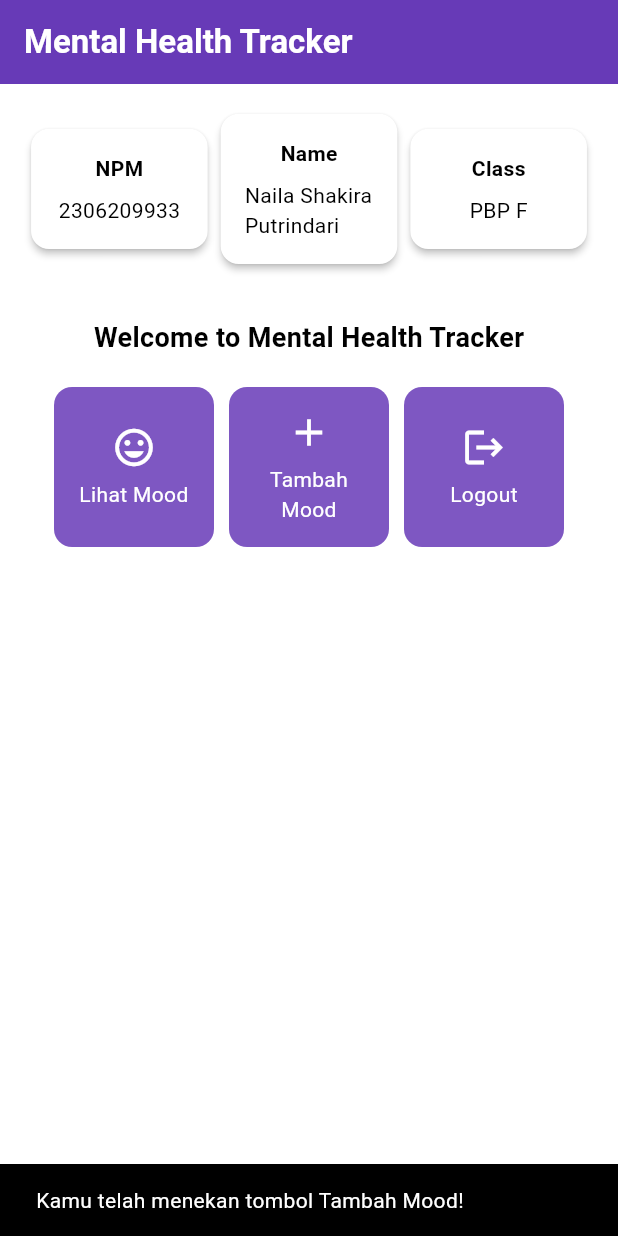
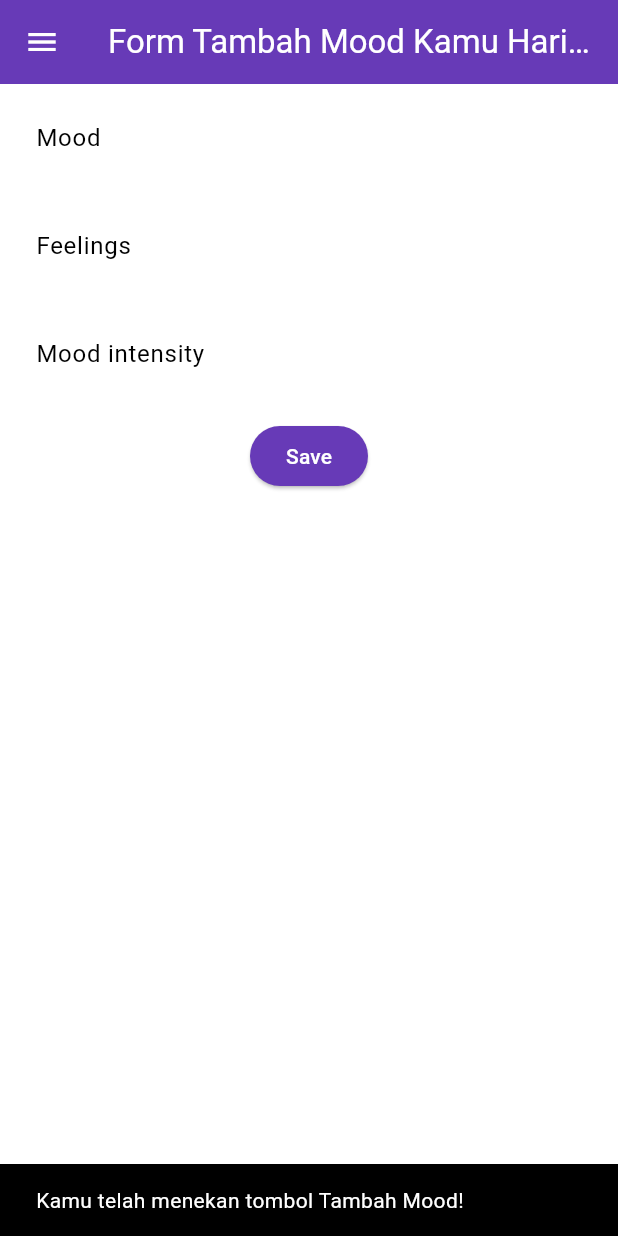
Before and after one commit to nelsha/mental-health-tracker-mobile, a Flutter app: the screen it shows after launch, after a tap on "Tambah Mood", on a phone screen of 412 x 824 dp. Run offline on Flutter 3.47's test engine with Material 3 defaults, Android fonts, the phone set to English and light mode, and no system bars.

Commit message:
tutorial 7

```diff
--- a/lib/menu.dart
+++ b/lib/screens/menu.dart
@@ -1,15 +1,18 @@
 import 'package:flutter/material.dart';
+import 'package:mental_health_tracker/widgets/left_drawer.dart';
+import 'package:mental_health_tracker/widgets/mood_card.dart';
 
 class MyHomePage extends StatelessWidget {
   final String npm = '2306209933'; // NPM
   final String name = 'Naila Shakira Putrindari'; // Nama
   final String className = 'PBP F'; // Kelas
+  MyHomePage({super.key});
+
   final List<ItemHomepage> items = [
     ItemHomepage("Lihat Mood", Icons.mood),
     ItemHomepage("Tambah Mood", Icons.add),
     ItemHomepage("Logout", Icons.logout),
   ];
-  MyHomePage({super.key});
 
   @override
   Widget build(BuildContext context) {
@@ -27,7 +30,9 @@ class MyHomePage extends StatelessWidget {
         ),
         // Warna latar belakang AppBar diambil dari skema warna tema aplikasi.
         backgroundColor: Theme.of(context).colorScheme.primary,
+        iconTheme: const IconThemeData(color: Colors.white),
       ),
+      drawer: const LeftDrawer(),
       // Body halaman dengan padding di sekelilingnya.
       body: Padding(
         padding: const EdgeInsets.all(16.0),
@@ -92,10 +97,10 @@ class MyHomePage extends StatelessWidget {
 }
 
 class InfoCard extends StatelessWidget {
-  // Kartu informasi yang menampilkan title dan content.
+// Kartu informasi yang menampilkan title dan content.
 
-  final String title;  // Judul kartu.
-  final String content;  // Isi kartu.
+  final String title; // Judul kartu.
+  final String content; // Isi kartu.
 
   const InfoCard({super.key, required this.title, required this.content});
 
@@ -106,7 +111,8 @@ class InfoCard extends StatelessWidget {
       elevation: 2.0,
       child: Container(
         // Mengatur ukuran dan jarak di dalam kartu.
-        width: MediaQuery.of(context).size.width / 3.5, // menyesuaikan dengan lebar device yang digunakan.
+        width: MediaQuery.of(context).size.width /
+            3.5, // menyesuaikan dengan lebar device yang digunakan.
         padding: const EdgeInsets.all(16.0),
         // Menyusun title dan content secara vertikal.
         child: Column(
@@ -123,64 +129,3 @@ class InfoCard extends StatelessWidget {
     );
   }
 }
-
-class ItemHomepage {
-  final String name;
-  final IconData icon;
-
-  ItemHomepage(this.name, this.icon);
-}
-
-class ItemCard extends StatelessWidget {
-  // Menampilkan kartu dengan ikon dan nama.
-
-  final ItemHomepage item;
-
-  const ItemCard(this.item, {super.key});
-
-  @override
-  Widget build(BuildContext context) {
-    return Material(
-      // Menentukan warna latar belakang dari tema aplikasi.
-      color: Theme.of(context).colorScheme.secondary,
-      // Membuat sudut kartu melengkung.
-      borderRadius: BorderRadius.circular(12),
-
-      child: InkWell(
-        // Aksi ketika kartu ditekan.
-        onTap: () {
-          // Menampilkan pesan SnackBar saat kartu ditekan.
-          ScaffoldMessenger.of(context)
-            ..hideCurrentSnackBar()
-            ..showSnackBar(
-              SnackBar(content: Text("Kamu telah menekan tombol ${item.name}!"))
-            );
-        },
-        // Container untuk menyimpan Icon dan Text
-        child: Container(
-          padding: const EdgeInsets.all(8),
-          child: Center(
-            child: Column(
-              // Menyusun ikon dan teks di tengah kartu.
-              mainAxisAlignment: MainAxisAlignment.center,
-              children: [
-                Icon(
-                  item.icon,
-                  color: Colors.white,
-                  size: 30.0,
-                ),
-                const Padding(padding: EdgeInsets.all(3)),
-                Text(
-                  item.name,
-                  textAlign: TextAlign.center,
-                  style: const TextStyle(color: Colors.white),
-                ),
-              ],
-            ),
-          ),
-        ),
-      ),
-    );
-  }
-
-}
--- /dev/null
+++ b/lib/screens/moodentry_form.dart
@@ -0,0 +1,160 @@
+import 'package:flutter/material.dart';
+import 'package:mental_health_tracker/widgets/left_drawer.dart';
+
+class MoodEntryFormPage extends StatefulWidget {
+  const MoodEntryFormPage({super.key});
+
+  @override
+  State<MoodEntryFormPage> createState() => _MoodEntryFormPageState();
+}
+
+class _MoodEntryFormPageState extends State<MoodEntryFormPage> {
+  final _formKey = GlobalKey<FormState>();
+  String _mood = "";
+	String _feelings = "";
+	int _moodIntensity = 0;
+  @override
+  Widget build(BuildContext context) {
+    return Scaffold(
+    appBar: AppBar(
+      title: const Center(
+        child: Text(
+          'Form Tambah Mood Kamu Hari ini',
+        ),
+      ),
+      backgroundColor: Theme.of(context).colorScheme.primary,
+      foregroundColor: Colors.white,
+    ),
+    drawer: const LeftDrawer(),
+    body: Form(
+      key: _formKey,
+      child: SingleChildScrollView(
+        child: Column(
+          crossAxisAlignment: CrossAxisAlignment.start,
+          children: [
+            Padding(
+              padding: const EdgeInsets.all(8.0),
+              child: TextFormField(
+                decoration: InputDecoration(
+                  hintText: "Mood",
+                  labelText: "Mood",
+                  border: OutlineInputBorder(
+                    borderRadius: BorderRadius.circular(5.0),
+                  ),
+                ),
+                onChanged: (String? value) {
+                  setState(() {
+                    _mood = value!;
+                  });
+                },
+                validator: (String? value) {
+                  if (value == null || value.isEmpty) {
+                    return "Mood tidak boleh kosong!";
+                  }
+                  return null;
+                },
+              ),
+            ),
+            Padding(
+              padding: const EdgeInsets.all(8.0),
+              child: TextFormField(
+                decoration: InputDecoration(
+                  hintText: "Feelings",
+                  labelText: "Feelings",
+                  border: OutlineInputBorder(
+                    borderRadius: BorderRadius.circular(5.0),
+                  ),
+                ),
+                onChanged: (String? value) {
+                  setState(() {
+                    _feelings = value!;
+                  });
+                },
+                validator: (String? value) {
+                  if (value == null || value.isEmpty) {
+                    return "Feelings tidak boleh kosong!";
+                  }
+                  return null;
+                },
+              ),
+            ),
+            Padding(
+              padding: const EdgeInsets.all(8.0),
+              child: TextFormField(
+                decoration: InputDecoration(
+                  hintText: "Mood intensity",
+                  labelText: "Mood intensity",
+                  border: OutlineInputBorder(
+                    borderRadius: BorderRadius.circular(5.0),
+                  ),
+                ),
+                onChanged: (String? value) {
+                  setState(() {
+                    _moodIntensity = int.tryParse(value!) ?? 0;
+                  });
+                },
+                validator: (String? value) {
+                  if (value == null || value.isEmpty) {
+                    return "Mood intensity tidak boleh kosong!";
+                  }
+                  if (int.tryParse(value) == null) {
+                    return "Mood intensity harus berupa angka!";
+                  }
+                  return null;
+                },
+              ),
+            ),
+            Align(
+              alignment: Alignment.bottomCenter,
+              child: Padding(
+                padding: const EdgeInsets.all(8.0),
+                child: ElevatedButton(
+                  style: ButtonStyle(
+                    backgroundColor: MaterialStateProperty.all(
+                        Theme.of(context).colorScheme.primary),
+                  ),
+                  onPressed: () {
+                    if (_formKey.currentState!.validate()) {
+                      showDialog(
+                        context: context,
+                        builder: (context) {
+                          return AlertDialog(
+                            title: const Text('Mood berhasil tersimpan'),
+                            content: SingleChildScrollView(
+                              child: Column(
+                                crossAxisAlignment: CrossAxisAlignment.start,
+                                children: [
+                                  Text('Mood: $_mood'),
+                                  Text('Feelings: $_feelings'),
+                                  Text('Mood intesity: $_moodIntensity'),
+                                ],
+                              ),
+                            ),
+                            actions: [
+                              TextButton(
+                                child: const Text('OK'),
+                                onPressed: () {
+                                  Navigator.pop(context);
+                                  _formKey.currentState!.reset();
+                                },
+                              ),
+                            ],
+                          );
+                        },
+                      );
+                    }
+                  },
+                  child: const Text(
+                    "Save",
+                    style: TextStyle(color: Colors.white),
+                  ),
+                ),
+              ),
+            ),
+          ],
+        ),
+      ),
+    ),
+  );
+  }
+}
--- /dev/null
+++ b/lib/widgets/left_drawer.dart
@@ -0,0 +1,69 @@
+import 'package:flutter/material.dart';
+import 'package:mental_health_tracker/screens/menu.dart';
+import 'package:mental_health_tracker/screens/moodentry_form.dart';
+
+class LeftDrawer extends StatelessWidget {
+  const LeftDrawer({super.key});
+
+  @override
+  Widget build(BuildContext context) {
+    return Drawer(
+      child: ListView(
+        children: [
+          DrawerHeader(
+            decoration: BoxDecoration(
+              color: Theme.of(context).colorScheme.primary,
+            ),
+            child: const Column(
+              children: [
+                Text(
+                  'Mental Health Tracker',
+                  textAlign: TextAlign.center,
+                  style: TextStyle(
+                    fontSize: 24,
+                    fontWeight: FontWeight.bold,
+                    color: Colors.white,
+                  ),
+                ),
+                Padding(padding: EdgeInsets.all(8)),
+                Text(
+                  "Ayo jaga kesehatan mentalmu setiap hari disini!",
+                  textAlign: TextAlign.center,
+                  style: TextStyle(
+                    fontSize: 15,
+                    color: Colors.white,
+                    fontWeight: FontWeight.normal,
+                  ),
+                ),
+              ],
+            ),
+          ),
+          ListTile(
+            leading: const Icon(Icons.home_outlined),
+            title: const Text('Halaman Utama'),
+            // Bagian redirection ke MyHomePage
+            onTap: () {
+              Navigator.pushReplacement(
+                  context,
+                  MaterialPageRoute(
+                    builder: (context) => MyHomePage(),
+                  ));
+            },
+          ),
+          ListTile(
+            leading: const Icon(Icons.mood),
+            title: const Text('Tambah Mood'),
+            // Bagian redirection ke MoodEntryFormPage
+            onTap: () {
+              Navigator.pushReplacement(
+                  context,
+                  MaterialPageRoute(
+                    builder: (context) => MoodEntryFormPage(),
+                  ));
+            },
+          ),
+        ],
+      ),
+    );
+  }
+}
--- /dev/null
+++ b/lib/widgets/mood_card.dart
@@ -0,0 +1,67 @@
+import 'package:flutter/material.dart';
+import 'package:mental_health_tracker/screens/moodentry_form.dart';
+
+class ItemHomepage {
+  final String name;
+  final IconData icon;
+
+  ItemHomepage(this.name, this.icon);
+}
+
+class ItemCard extends StatelessWidget {
+  // Menampilkan kartu dengan ikon dan nama.
+  final ItemHomepage item;
+  const ItemCard(this.item, {super.key});
+
+  @override
+  Widget build(BuildContext context) {
+    return Material(
+      // Menentukan warna latar belakang dari tema aplikasi.
+      color: Theme.of(context).colorScheme.secondary,
+      // Membuat sudut kartu melengkung.
+      borderRadius: BorderRadius.circular(12),
+
+      child: InkWell(
+        // Aksi ketika kartu ditekan.
+        onTap: () {
+          // Memunculkan SnackBar ketika diklik
+          ScaffoldMessenger.of(context)
+            ..hideCurrentSnackBar()
+            ..showSnackBar(SnackBar(
+                content: Text("Kamu telah menekan tombol ${item.name}!")));
+
+          // Navigate ke route yang sesuai (tergantung jenis tombol)
+          if (item.name == "Tambah Mood") {
+            Navigator.push(
+              context,
+              MaterialPageRoute(builder: (context) => MoodEntryFormPage()),
+            );
+          }
+        },
+        // Container untuk menyimpan Icon dan Text
+        child: Container(
+          padding: const EdgeInsets.all(8),
+          child: Center(
+            child: Column(
+              // Menyusun ikon dan teks di tengah kartu.
+              mainAxisAlignment: MainAxisAlignment.center,
+              children: [
+                Icon(
+                  item.icon,
+                  color: Colors.white,
+                  size: 30.0,
+                ),
+                const Padding(padding: EdgeInsets.all(3)),
+                Text(
+                  item.name,
+                  textAlign: TextAlign.center,
+                  style: const TextStyle(color: Colors.white),
+                ),
+              ],
+            ),
+          ),
+        ),
+      ),
+    );
+  }
+}
```
Also changed, not shown: lib/main.dart (+1 -16 lines).
